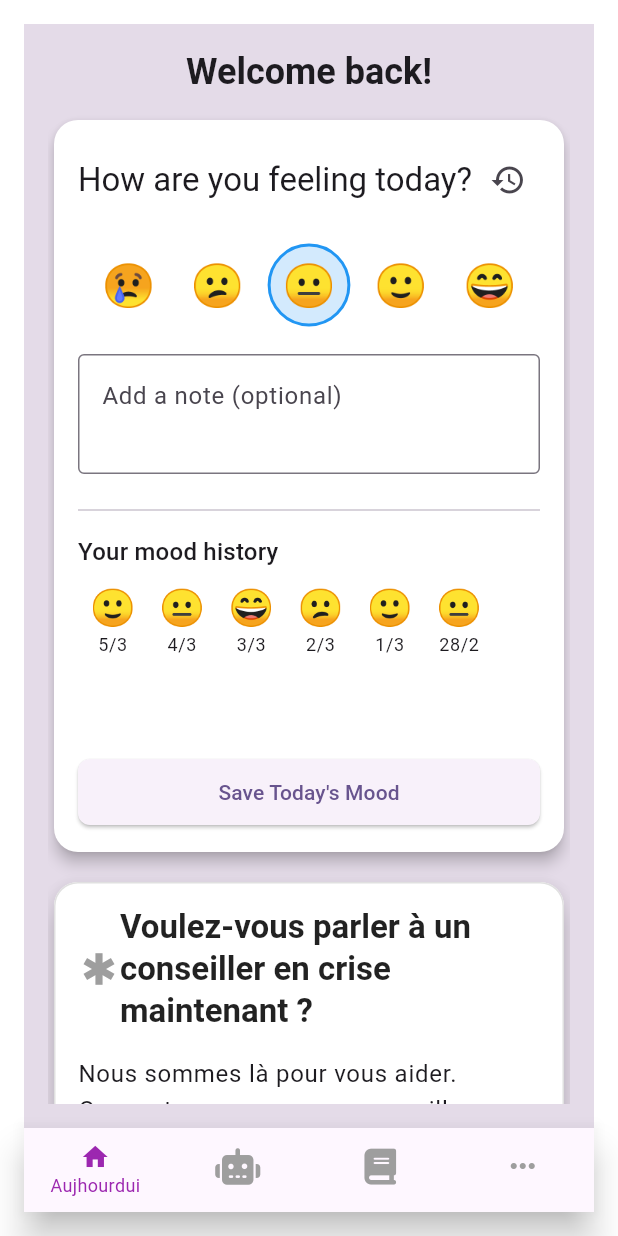
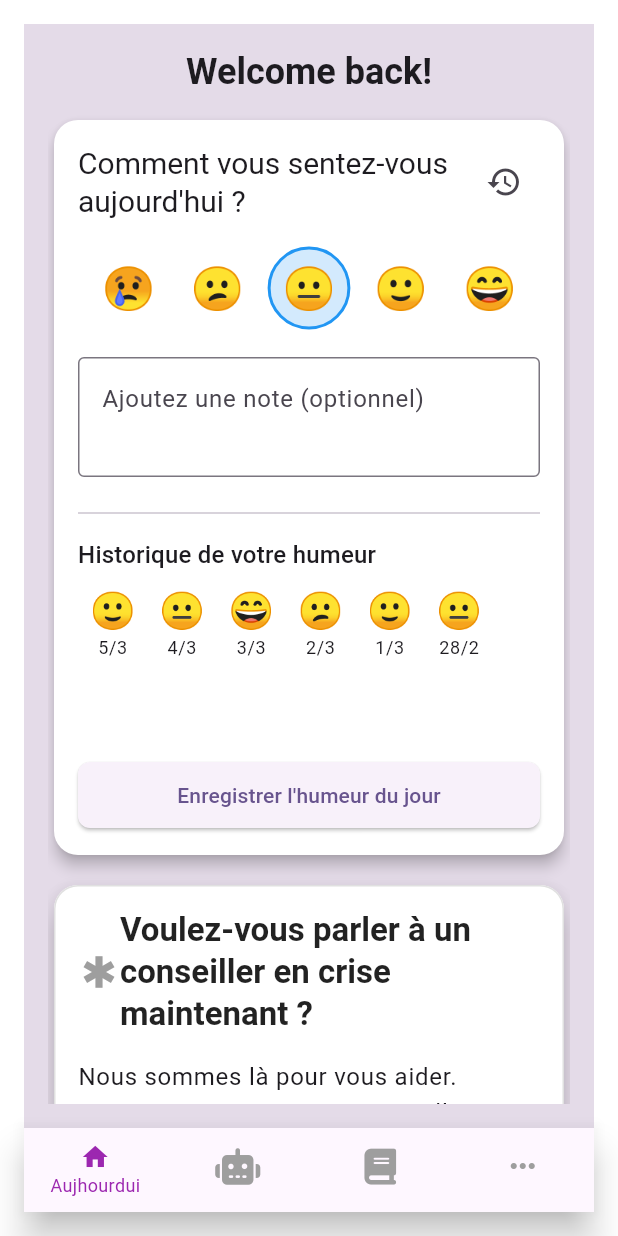
Before and after one commit to feyroozecode/lafyamind_app, a Flutter app: the screen it shows after launch, on a phone screen of 412 x 824 dp. Run offline on Flutter 3.47's test engine with Material 3 defaults, Android fonts, the light colour scheme and no system bars; our stand-ins replace cached_network_image, flutter_dotenv, flutter_riverpod, font_awesome_flutter, hooks_riverpod, riverpod and 2 more; accounts and stored records are empty; generated files the repository leaves out were written again.

Commit message:
fix bugs

```diff
--- a/lib/src/features/home/core/presentation/widgets/mood_tracker_card.dart
+++ b/lib/src/features/home/core/presentation/widgets/mood_tracker_card.dart
@@ -41,7 +41,7 @@ class MoodSelector extends ConsumerWidget {
         TextField(
           onChanged: (value) => ref.read(moodNoteProvider.notifier).state = value,
           decoration: const InputDecoration(
-            hintText: 'Add a note (optional)',
+            hintText: 'Ajoutez une note (optionnel)',
             border: OutlineInputBorder(),
           ),
           maxLines: 2,
@@ -136,9 +136,15 @@ class MoodTrackerCard extends ConsumerWidget {
             Row(
               mainAxisAlignment: MainAxisAlignment.spaceBetween,
               children: [
-                Text(
-                  'How are you feeling today?',
-                  style: Theme.of(context).textTheme.titleLarge,
+                Expanded(
+                  child: Text(
+                    'Comment vous sentez-vous aujourd\'hui ?',
+                    maxLines: 2,
+                    overflow: TextOverflow.ellipsis,
+                    style: Theme.of(context).textTheme.titleLarge?.copyWith(
+                      fontSize: 20,
+                    ),
+                  ),
                 ),
                 IconButton(
                   icon: const Icon(Icons.history),
@@ -154,7 +160,7 @@ class MoodTrackerCard extends ConsumerWidget {
             const Divider(),
             const SizedBox(height: 8),
             Text(
-              'Your mood history',
+              'Historique de votre humeur',
               style: Theme.of(context).textTheme.titleMedium,
             ),
             const SizedBox(height: 8),
@@ -169,7 +175,7 @@ class MoodTrackerCard extends ConsumerWidget {
 
                   // In a real app, you would save this to your data source
                   ScaffoldMessenger.of(context).showSnackBar(
-                    SnackBar(content: Text('Mood saved: Level $currentMood')),
+                    SnackBar(content: Text('Humeur enregistrée: Niveau $currentMood')),
                   );
 
                   // Reset note after saving
@@ -181,7 +187,7 @@ class MoodTrackerCard extends ConsumerWidget {
                     borderRadius: BorderRadius.circular(8),
                   ),
                 ),
-                child: const Text('Save Today\'s Mood'),
+                child: const Text('Enregistrer l\'humeur du jour'),
               ),
             ),
           ],
```
